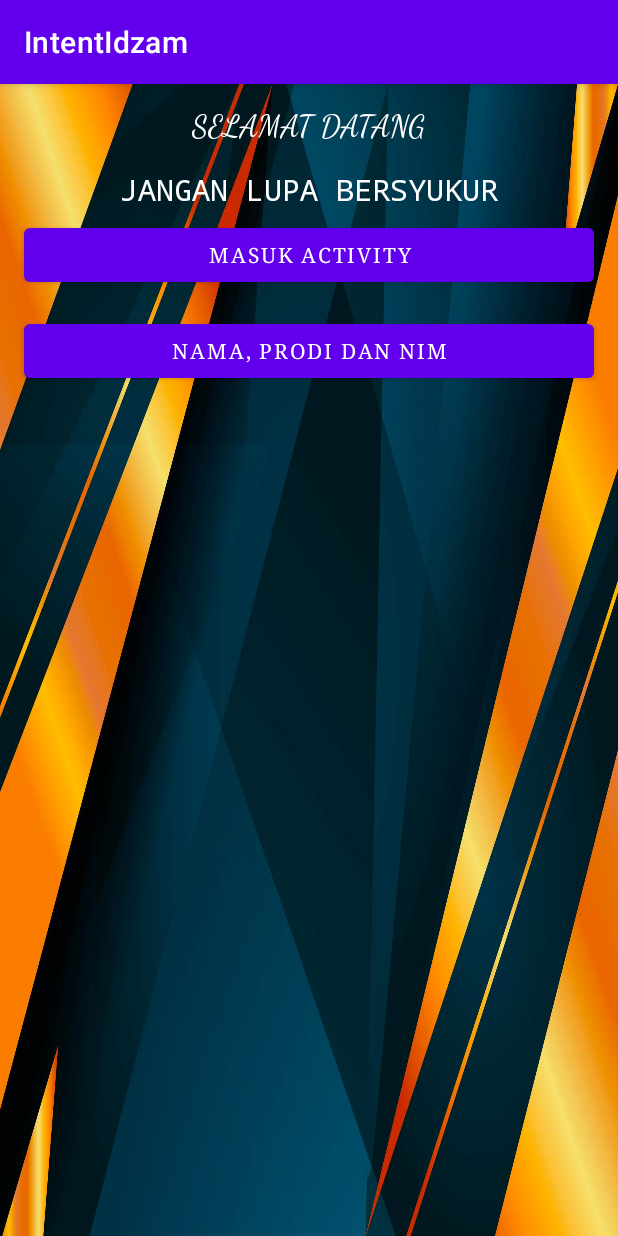
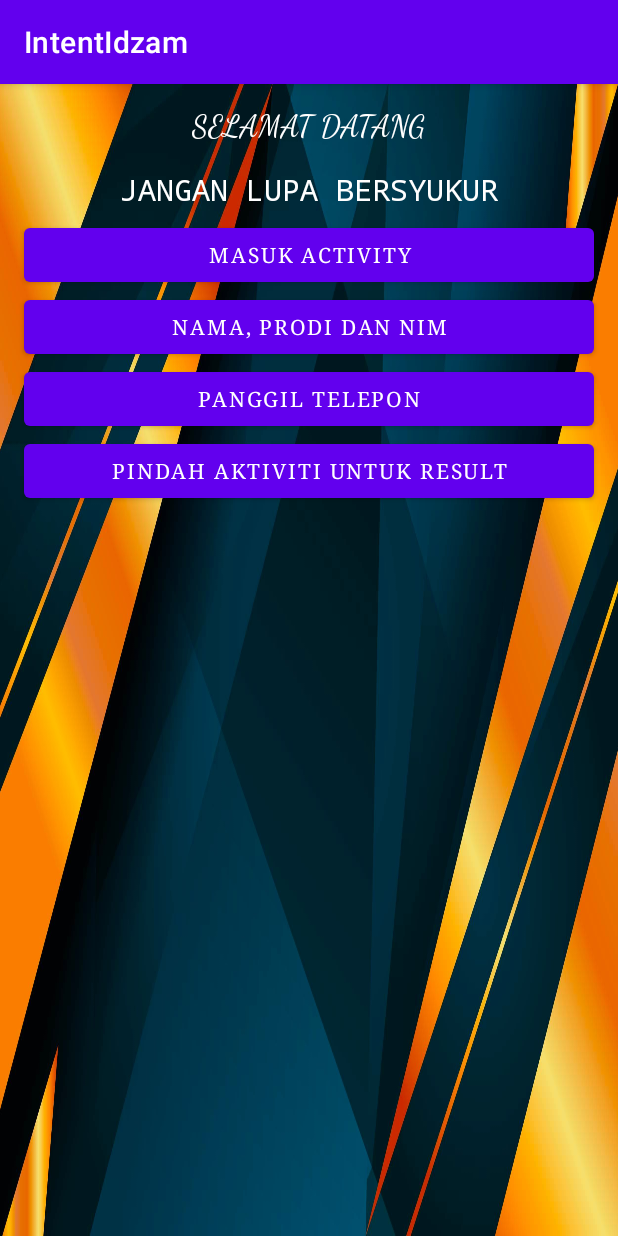
Before and after one commit to MuhamadIdzamSyahroni/IntentIdzam, an Android app: the screen it shows after launch (MainActivity), on a phone screen of 412 x 824 dp. Run offline under Robolectric (Android 15) with nearby library versions, the phone set to English and light mode, and no system bars.

Commit message:
IntentIdzam
2 tombol (dial_number dan move_activity_for_result)

```diff
--- a/app/src/main/AndroidManifest.xml
+++ b/app/src/main/AndroidManifest.xml
@@ -9,6 +9,12 @@
         android:roundIcon="@mipmap/ic_launcher_round"
         android:supportsRtl="true"
         android:theme="@style/Theme.IntentIdzam">
+        <activity
+            android:name=".MoveForResultActivity"
+            android:exported="false" />
+        <activity
+            android:name=".DialNumber"
+            android:exported="false" />
         <activity
             android:name=".MoveWithDateActivity"
             android:exported="false" />
--- a/app/src/main/java/com/example/intentidzam/MainActivity.kt
+++ b/app/src/main/java/com/example/intentidzam/MainActivity.kt
@@ -1,14 +1,19 @@
 package com.example.intentidzam
 
 import android.content.Intent
+import android.net.Uri
 import androidx.appcompat.app.AppCompatActivity
 import android.os.Bundle
 import android.view.View
 import android.widget.Button
+import android.widget.TextView
 
 class MainActivity : AppCompatActivity(), View.OnClickListener {
     private lateinit var btnMoveActivity: Button
     private lateinit var btnMoveWithData: Button
+    private lateinit var btnDialNumber: Button
+    private lateinit var btnMoveForResult: Button
+    private lateinit var tvResult: TextView
 
     override fun onCreate(savedInstanceState: Bundle?) {
         super.onCreate(savedInstanceState)
@@ -19,6 +24,15 @@ class MainActivity : AppCompatActivity(), View.OnClickListener {
 
         btnMoveWithData = findViewById(R.id.btn_move_with_data)
         btnMoveWithData.setOnClickListener(this)
+
+        btnDialNumber = findViewById(R.id.btn_dial_number)
+        btnDialNumber.setOnClickListener(this)
+
+        btnMoveForResult = findViewById(R.id.btn_move_for_result)
+        btnMoveForResult.setOnClickListener(this)
+
+        tvResult = findViewById(R.id.tv_result)
+        WarnaReceived()
     }
 
     override fun onClick(v: View?) {
@@ -37,7 +51,22 @@ class MainActivity : AppCompatActivity(), View.OnClickListener {
                     intent.putExtras(bundle)
                     startActivity(intent)
                 }
+                R.id.btn_dial_number -> run {
+                    var dialNumber = "088228258622"
+                    val intent = Intent(Intent.ACTION_DIAL, Uri.parse("tel:" + dialNumber))
+                    startActivity(intent)
+                }
+                R.id.btn_move_for_result -> run {
+                    val intent = Intent(this, MoveForResultActivity::class.java)
+                    startActivity(intent)
+                }
             }
         }
+
+        }
+    private fun WarnaReceived() {
+        val bundle = intent.extras
+        val warna = bundle?.getString("Warna")
+        tvResult.text = warna
+        }
     }
-}
--- a/app/src/main/res/layout/activity_main.xml
+++ b/app/src/main/res/layout/activity_main.xml
@@ -15,7 +15,6 @@
         android:layout_height="wrap_content"
         android:text="@string/move_activity"
         android:fontFamily="serif"
-        android:layout_marginBottom="@dimen/activity_vertical_margin"
         android:layout_marginLeft="@dimen/activity_horizontal_margin"
         android:layout_marginRight="@dimen/activity_horizontal_margin"
         android:layout_below="@id/textView2"
@@ -51,7 +50,36 @@
         android:textColor="@color/white"
         android:layout_marginTop="@dimen/activity_vertical_margin"
         android:layout_below="@id/textView"
-        android:id="@+id/textView2"
-        />
+        android:id="@+id/textView2" />
+    <Button
+        android:layout_width="match_parent"
+        android:layout_height="wrap_content"
+        android:text="@string/dial_number"
+        android:fontFamily="serif"
+        android:layout_below="@id/btn_move_with_data"
+        android:layout_marginLeft="@dimen/activity_horizontal_margin"
+        android:layout_marginRight="@dimen/activity_horizontal_margin"
+        android:id="@+id/btn_dial_number" />
+    <Button
+        android:layout_width="match_parent"
+        android:layout_height="wrap_content"
+        android:text="@string/move_with_result"
+        android:fontFamily="serif"
+        android:layout_below="@id/btn_dial_number"
+        android:layout_marginLeft="@dimen/activity_horizontal_margin"
+        android:layout_marginRight="@dimen/activity_horizontal_margin"
+        android:id="@+id/btn_move_for_result" />
+    <TextView
+        android:layout_width="match_parent"
+        android:layout_height="wrap_content"
+        android:text="@string/result_from_activity"
+        android:layout_below="@id/btn_move_for_result"
+        android:layout_centerHorizontal="true"
+        android:textSize="24sp"
+        android:gravity="center"
+        android:textColor="@color/white"
+        android:fontFamily="sans-serif-black"
+        android:id="@+id/tv_result"/>
+
 
 </RelativeLayout>
--- a/app/src/main/res/values/dimens.xml
+++ b/app/src/main/res/values/dimens.xml
@@ -2,4 +2,6 @@
 <resources>
     <dimen name="activity_horizontal_margin">16dp</dimen>
     <dimen name="activity_vertical_margin">16dp</dimen>
+    <dimen name="activity_bottom_margin">20dp</dimen>
+    <dimen name="activity_top_margin">20dp</dimen>
 </resources>
--- a/app/src/main/res/values/strings.xml
+++ b/app/src/main/res/values/strings.xml
@@ -5,11 +5,12 @@
     <string name="dial_number">PANGGIL TELEPON</string>
     <string name="move_with_result">PINDAH AKTIVITI UNTUK RESULT</string>
     <string name="result_from_activity">HASIL DARI AKTIVITI</string>
-    <string name="choose_color">PILIH WARNA YANG KAMU SUKA</string>
+    <string name="choose_color">PILIH WARNA YANG KAMU SUKA :</string>
     <string name="_blue">BIRU</string>
     <string name="_yellow">KUNING</string>
     <string name="_red">MERAH</string>
     <string name="choose">PILIH</string>
     <string name="data_received">DATA DITERIMA</string>
     <string name="this_ismove_activity">ALHAMDULILLAH BISA</string>
+    <string name="Idzam_Number">088228258622</string>
 </resources>
```
Also changed, not shown: app/src/main/java/com/example/intentidzam/MoveForResultActivity.kt (added, +32 -0 lines), app/src/main/res/layout/activity_move_for_result.xml (added, +61 -0 lines).
